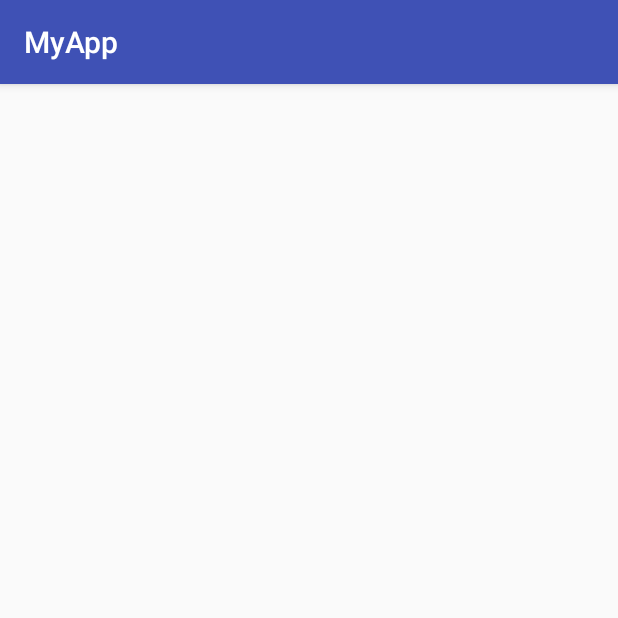
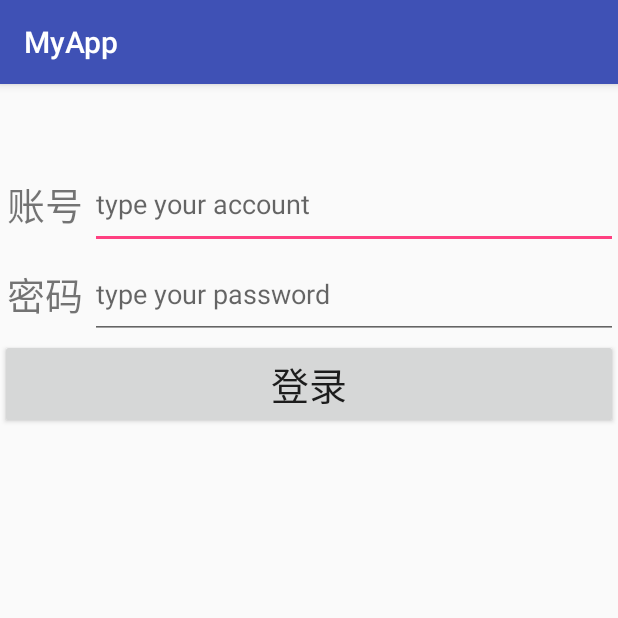
Before and after one commit to biginsect/MyNewsApp, an Android app: the screen it shows after launch (MainActivity before the commit, LoginPageActivity after it), on a phone screen of 412 x 824 dp, the top half of it. Run offline under Robolectric (Android 15) with nearby library versions, the phone set to English and light mode, and no system bars; our stand-ins replace ButterKnife.

Commit message:
add login page and database

```diff
--- a/app/src/main/AndroidManifest.xml
+++ b/app/src/main/AndroidManifest.xml
@@ -9,7 +9,7 @@
         android:roundIcon="@mipmap/ic_launcher_round"
         android:supportsRtl="true"
         android:theme="@style/AppTheme">
-        <activity android:name=".activity.MainActivity">
+        <activity android:name=".activity.LoginPageActivity">
             <intent-filter>
                 <action android:name="android.intent.action.MAIN" />
 
@@ -17,6 +17,8 @@
             </intent-filter>
         </activity>
         <activity android:name=".activity.NewsActivity">
+        </activity>
+        <activity android:name=".activity.MainActivity">
 
         </activity>
     </application>
--- /dev/null
+++ b/app/src/main/java/com/example/lipeng_ds3/myapp/activity/LoginPageActivity.java
@@ -0,0 +1,77 @@
+package com.example.lipeng_ds3.myapp.activity;
+
+import android.content.Intent;
+import android.database.Cursor;
+import android.database.sqlite.SQLiteDatabase;
+import android.os.Bundle;
+import android.support.annotation.Nullable;
+import android.support.v7.app.AppCompatActivity;
+import android.view.View;
+import android.widget.Button;
+import android.widget.EditText;
+import android.widget.Toast;
+
+import com.example.lipeng_ds3.myapp.R;
+import com.example.lipeng_ds3.myapp.database.MyDatabaseHelper;
+
+import butterknife.BindView;
+import butterknife.ButterKnife;
+
+/**
+ * Created by lipeng-ds3 on 2017/10/27.
+ */
+
+public class LoginPageActivity extends AppCompatActivity implements View.OnClickListener{
+    private MyDatabaseHelper mDBHelper;
+    private String account;
+    private String password;
+    private String getAccount;
+    private String getPassword;
+
+    //控件
+    @BindView(R.id.account) EditText accountEdit;
+    @BindView(R.id.password) EditText passwordEdit;
+    @BindView(R.id.login)  Button loginBtn;
+
+    @Override
+    protected void onCreate(@Nullable Bundle savedInstanceState) {
+        super.onCreate(savedInstanceState);
+        setContentView(R.layout.login_page);
+        ButterKnife.bind(this);
+        loginBtn.setOnClickListener(this);
+        mDBHelper = new MyDatabaseHelper(this);
+        getUserFromDB();
+    }
+
+    private void getUserFromDB(){//从数据库读取内容
+        SQLiteDatabase database = mDBHelper.getReadableDatabase();
+        Cursor cursor = database.query("user", null, null, null, null, null, null);
+        if (cursor.moveToFirst()){
+         do{
+             account = cursor.getString(cursor.getColumnIndex("account"));
+             password = cursor.getString(cursor.getColumnIndex("password"));
+         }while (cursor.moveToNext());
+        }
+        cursor.close();
+    }
+
+    @Override
+    public void onClick(View v) {
+        switch (v.getId()){
+            case R.id.login:
+                getAccount = accountEdit.getText().toString();
+                getPassword = passwordEdit.getText().toString();
+                if (getAccount == null){//检查EditText内容是否为空
+                    Toast.makeText(this, "account must not be null!",Toast.LENGTH_SHORT ).show();
+                }else if (account.equals(getAccount) && password.equals(getPassword)){
+                    Intent intent = new Intent(LoginPageActivity.this, MainActivity.class);
+                    startActivity(intent);
+                }else {
+                    Toast.makeText(this, "account or password is invalid!",Toast.LENGTH_SHORT).show();
+                }
+                break;
+            default:
+                break;
+        }
+    }
+}
--- /dev/null
+++ b/app/src/main/java/com/example/lipeng_ds3/myapp/database/MyDatabaseHelper.java
@@ -0,0 +1,33 @@
+package com.example.lipeng_ds3.myapp.database;
+
+import android.content.Context;
+import android.database.sqlite.SQLiteDatabase;
+import android.database.sqlite.SQLiteOpenHelper;
+
+/**
+ * Created by lipeng-ds3 on 2017/10/28.
+ */
+
+public class MyDatabaseHelper extends SQLiteOpenHelper {
+    private static final String CREATE_USER = "create table user(" +
+            "account text primary key," +
+            "password text)";
+    private static final String DB_NAME = "user";
+    private static final int VERSION = 1;
+
+    public MyDatabaseHelper(Context context) {
+        super(context, DB_NAME, null, VERSION);
+    }
+
+    @Override
+    public void onCreate(SQLiteDatabase db) {//第一次调用getWritableDatabase 或者getReadableDatabase执行该方法
+        db.execSQL(CREATE_USER);
+        db.execSQL("insert into user (account, password) values(?, ?)",new String[]{"lipeng-ds3", "123"});
+        db.execSQL("insert into user (account, password) values(?, ?)",new String[]{"lipeng", "123"});
+    }
+
+    @Override
+    public void onUpgrade(SQLiteDatabase db, int oldVersion, int newVersion) {
+
+    }
+}
--- /dev/null
+++ b/app/src/main/res/layout/login_page.xml
@@ -0,0 +1,53 @@
+<?xml version="1.0" encoding="utf-8"?>
+<LinearLayout xmlns:android="http://schemas.android.com/apk/res/android"
+    android:orientation="vertical"
+    android:layout_width="match_parent"
+    android:layout_height="match_parent"
+    android:paddingTop="50dp">
+
+    <LinearLayout
+        android:orientation="horizontal"
+        android:layout_width="match_parent"
+        android:layout_height="60dp">
+        <TextView
+            android:layout_width="60dp"
+            android:layout_height="match_parent"
+            android:text="@string/account"
+            android:gravity="center"
+            android:textSize="25sp"/>
+        <EditText
+            android:id="@+id/account"
+            android:layout_width="match_parent"
+            android:layout_height="match_parent"
+            android:hint="@string/account_hit"/>
+
+    </LinearLayout>
+    <LinearLayout
+        android:orientation="horizontal"
+        android:layout_width="match_parent"
+        android:layout_height="60dp">
+        <TextView
+            android:layout_width="60dp"
+            android:layout_height="match_parent"
+            android:text="@string/password"
+            android:gravity="center"
+            android:textSize="25sp"/>
+        <EditText
+            android:id="@+id/password"
+            android:layout_width="match_parent"
+            android:layout_height="match_parent"
+            android:hint="@string/password_hit"
+            android:inputType="textPassword"
+            />
+
+    </LinearLayout>
+
+<Button
+    android:id="@+id/login"
+    android:layout_width="match_parent"
+    android:layout_height="60dp"
+    android:text="@string/login"
+    android:textSize="25sp"
+    />
+
+</LinearLayout>
--- a/app/src/main/res/values/strings.xml
+++ b/app/src/main/res/values/strings.xml
@@ -1,3 +1,8 @@
 <resources>
     <string name="app_name">MyApp</string>
+    <string name="account">账号</string>
+    <string name="account_hit">type your account</string>
+    <string name="password">密码</string>
+    <string name="password_hit">type your password</string>
+    <string name="login">登录</string>
 </resources>
```
